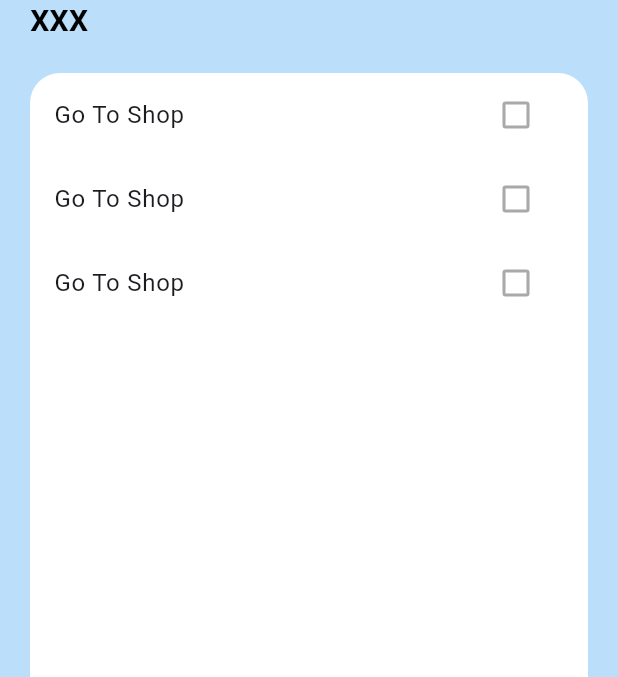
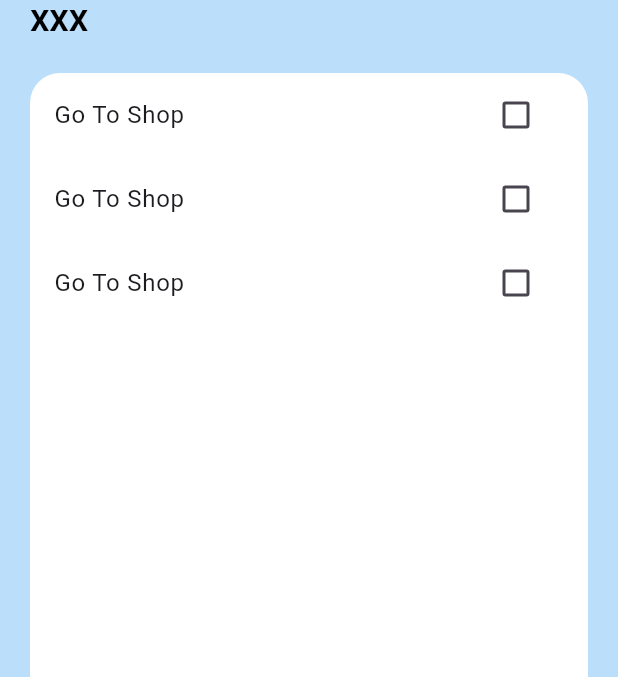
Before and after one commit to Mohsporty/todolist, a Flutter app: the screen it shows after launch, on a phone screen of 412 x 824 dp, the part 176-853 px from its top. Run offline on Flutter 3.47's test engine with Material 3 defaults, Android fonts, the phone set to English and light mode, and no system bars.

Commit message:
all uploaded

```diff
--- a/lib/widgets/task_list_main.dart
+++ b/lib/widgets/task_list_main.dart
@@ -12,14 +12,8 @@ class TasksList extends StatelessWidget {
     return ListView(
       children: [
         tasks_list(),
-        ListTile(
-          title: Text('Go To Shop'),
-          trailing: Checkbox(value: false, onChanged: null),
-        ),
-        ListTile(
-          title: Text('Go To Shop'),
-          trailing: Checkbox(value: false, onChanged: null),
-        ),
+        tasks_list(),
+        tasks_list(),
       ],
     );
   }
--- a/lib/widgets/tasks_list.dart
+++ b/lib/widgets/tasks_list.dart
@@ -1,5 +1,6 @@
 import 'package:flutter/material.dart';
 
+// ignore: camel_case_types
 class tasks_list extends StatelessWidget {
   const tasks_list({
     super.key,
@@ -9,7 +10,28 @@ class tasks_list extends StatelessWidget {
   Widget build(BuildContext context) {
     return ListTile(
       title: Text('Go To Shop'),
-      trailing: Checkbox(value: false, onChanged: null),
+      trailing: TaskCheckBox(),
     );
   }
 }
+
+class TaskCheckBox extends StatefulWidget {
+  @override
+  State<TaskCheckBox> createState() => _TaskCheckBoxState();
+}
+
+class _TaskCheckBoxState extends State<TaskCheckBox> {
+  bool? iSchecked = false;
+  @override
+  Widget build(BuildContext context) {
+    return Checkbox(
+      activeColor: Colors.deepOrangeAccent,
+      value: iSchecked,
+      onChanged: (newValue) {
+        setState(() {
+          iSchecked = newValue;
+        });
+      },
+    );
+  }
+}
```
Also changed, not shown: lib/Screens/add_task_secreen.dart (added, +37 -0 lines), lib/Screens/tasks_screen.dart (+14 -3 lines).
